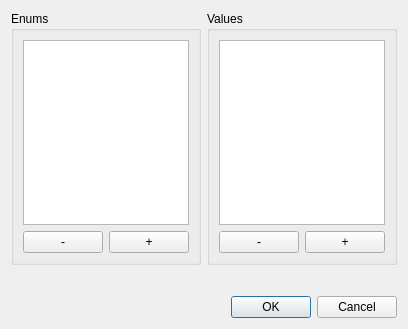
Old version of the form src/tiled/enumseditordialog.ui in the repository kralle333/tiled.
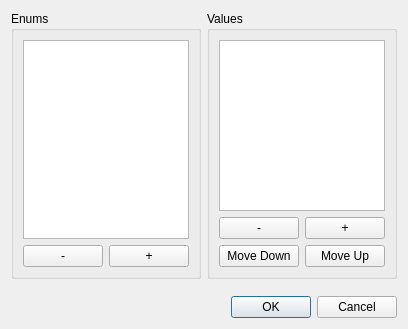
New version of the form.

Commit message: WIP: Enum values can now be moved up and down, but tileset objects will take on the wrong values

```diff
--- a/src/tiled/enumseditordialog.ui
+++ b/src/tiled/enumseditordialog.ui
@@ -44,7 +44,7 @@
        <widget class="QListWidget" name="enumValuesList"/>
       </item>
       <item>
-       <layout class="QHBoxLayout" name="horizontalLayout">
+       <layout class="QHBoxLayout" name="horizontalLayout_3">
         <item>
          <widget class="QPushButton" name="removeEnumValueButton">
           <property name="text">
@@ -67,6 +67,30 @@
         </item>
        </layout>
       </item>
+      <item>
+       <layout class="QHBoxLayout" name="horizontalLayout">
+        <item>
+         <widget class="QPushButton" name="moveEnumValueDownButton">
+          <property name="text">
+           <string>Move Down</string>
+          </property>
+         </widget>
+        </item>
+        <item>
+         <widget class="QPushButton" name="moveEnumValueUpButton">
+          <property name="text">
+           <string>Move Up</string>
+          </property>
+          <property name="iconSize">
+           <size>
+            <width>16</width>
+            <height>16</height>
+           </size>
+          </property>
+         </widget>
+        </item>
+       </layout>
+      </item>
      </layout>
     </widget>
    </item>
```
The commit also changes 5 other files.
